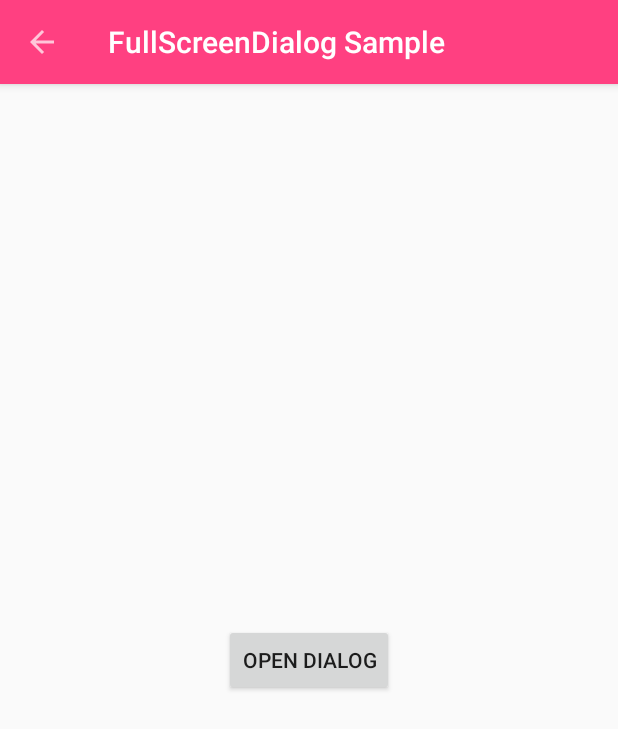
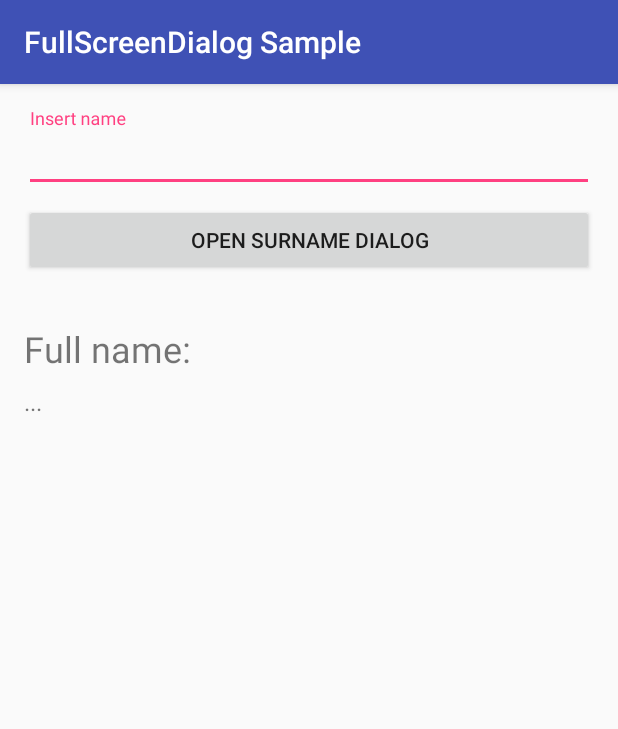
Before and after one commit to franmontiel/FullScreenDialog, an Android app: the screen it shows after launch (MainActivity), on a phone screen of 412 x 824 dp. Shown: the top 729 px of the screen. Run offline under Robolectric (Android 15) with nearby library versions, the phone set to English and light mode, and no system bars.

Commit message:
Now the FullScreenDialogFragments act as a wrapper of Fragment. Added interfaces for communication between FullScreenDialogFragment and its content Fragment. Added OnConfirmListener that is fired when the dialog is confirmed. Added sample application.

```diff
--- a/library/src/main/res/layout/full_screen_dialog.xml
+++ b/library/src/main/res/layout/full_screen_dialog.xml
@@ -10,10 +10,10 @@
         android:layout_width="match_parent"
         android:layout_height="?attr/actionBarSize" />
 
-    <ViewStub
-        android:id="@+id/contentStub"
+    <FrameLayout
+        android:id="@+id/content"
         android:layout_width="match_parent"
-        android:layout_height="wrap_content"
+        android:layout_height="match_parent"
         android:layout_below="@id/toolbar"
         android:inflatedId="@+id/content" />
 
--- a/sample/src/main/java/com/franmontiel/fullscreendialog/sample/MainActivity.java
+++ b/sample/src/main/java/com/franmontiel/fullscreendialog/sample/MainActivity.java
@@ -1,31 +1,57 @@
 package com.franmontiel.fullscreendialog.sample;
 
 import android.os.Bundle;
+import android.support.annotation.Nullable;
 import android.support.v7.app.AppCompatActivity;
 import android.view.View;
+import android.widget.Button;
+import android.widget.EditText;
+import android.widget.TextView;
 
 import com.franmontiel.fullscreendialog.FullScreenDialogFragment;
 
-public class MainActivity extends AppCompatActivity {
+public class MainActivity extends AppCompatActivity implements FullScreenDialogFragment.OnConfirmListener {
+
+    private TextView fullName;
 
     @Override
     protected void onCreate(Bundle savedInstanceState) {
         super.onCreate(savedInstanceState);
         setContentView(R.layout.activity_main);
 
-        findViewById(R.id.openDialog).setOnClickListener(new View.OnClickListener() {
+        fullName = (TextView) findViewById(R.id.fullName);
+        final EditText name = (EditText) findViewById(R.id.nameField);
+        Button openDialog = (Button) findViewById(R.id.openDialog);
+
+        final String dialogTag = "dialog";
+        if (savedInstanceState != null) {
+            FullScreenDialogFragment dialogFragment =
+                    (FullScreenDialogFragment) getSupportFragmentManager().findFragmentByTag(dialogTag);
+            if (dialogFragment != null)
+                dialogFragment.setOnConfirmListener(this);
+        }
+
+        openDialog.setOnClickListener(new View.OnClickListener() {
             @Override
             public void onClick(View v) {
-                FullScreenDialogFragment build = new MyDialog.Builder(MainActivity.this)
-                        .title("Titulo")
-                        .positiveButton("Aceptar")
-                        .content(R.layout.my_dialog)
-                        .fullScreen(false).build();
-                build.show(getSupportFragmentManager(), "dialog");
+                final Bundle args = new Bundle();
+                args.putString(SurnameFragment.EXTRA_NAME, name.getText().toString());
+                name.setText("");
+
+                FullScreenDialogFragment dialogFragment = new FullScreenDialogFragment.Builder(MainActivity.this)
+                        .title(R.string.insert_surname)
+                        .positiveButton(R.string.dialog_positive_button, MainActivity.this)
+                        .content(SurnameFragment.class, args)
+                        .fullScreen(true)
+                        .build();
+
+                dialogFragment.show(getSupportFragmentManager(), dialogTag);
             }
         });
+    }
 
-        getSupportActionBar().setDisplayHomeAsUpEnabled(true);
-        getSupportActionBar().setHomeButtonEnabled(true);
+    @Override
+    public void onConfirm(@Nullable Bundle result) {
+        fullName.setText(result.getString(SurnameFragment.RESULT_FULL_NAME));
     }
 }
--- a/sample/src/main/res/layout/activity_main.xml
+++ b/sample/src/main/res/layout/activity_main.xml
@@ -1,20 +1,52 @@
 <?xml version="1.0" encoding="utf-8"?>
-<RelativeLayout xmlns:android="http://schemas.android.com/apk/res/android"
+<LinearLayout xmlns:android="http://schemas.android.com/apk/res/android"
+    xmlns:app="http://schemas.android.com/apk/res-auto"
     xmlns:tools="http://schemas.android.com/tools"
     android:id="@+id/activity_main"
     android:layout_width="match_parent"
     android:layout_height="match_parent"
+    android:orientation="vertical"
     android:paddingBottom="@dimen/activity_vertical_margin"
     android:paddingLeft="@dimen/activity_horizontal_margin"
     android:paddingRight="@dimen/activity_horizontal_margin"
     android:paddingTop="@dimen/activity_vertical_margin"
     tools:context="com.franmontiel.fullscreendialog.sample.MainActivity">
 
+    <android.support.design.widget.TextInputLayout
+        android:layout_width="match_parent"
+        android:layout_height="wrap_content"
+        app:hintAnimationEnabled="true">
+
+        <EditText
+            android:id="@+id/nameField"
+            android:layout_width="match_parent"
+            android:layout_height="wrap_content"
+            android:hint="@string/insert_name"
+            android:inputType="textPersonName" />
+
+    </android.support.design.widget.TextInputLayout>
+
     <Button
         android:id="@+id/openDialog"
-        android:layout_width="wrap_content"
+        android:layout_width="match_parent"
         android:layout_height="wrap_content"
-        android:layout_centerInParent="true"
-        android:text="Open dialog" />
+        android:layout_marginTop="8dp"
+        android:text="@string/open_dialog" />
 
-</RelativeLayout>
+    <TextView
+        android:layout_width="match_parent"
+        android:layout_height="wrap_content"
+        android:layout_marginTop="32dp"
+        android:text="@string/full_name"
+        android:textSize="24sp" />
+
+    <TextView
+        android:id="@+id/fullName"
+        android:layout_width="match_parent"
+        android:layout_height="wrap_content"
+        android:layout_marginTop="8dp"
+        android:freezesText="true"
+        android:text="..."
+        android:textSize="16sp" />
+
+</LinearLayout>
--- a/sample/src/main/res/values/strings.xml
+++ b/sample/src/main/res/values/strings.xml
@@ -1,3 +1,10 @@
 <resources>
     <string name="app_name">FullScreenDialog Sample</string>
+
+    <string name="insert_name">Insert name</string>
+    <string name="insert_surname">Insert surname</string>
+    <string name="open_dialog">Open surname dialog</string>
+    <string name="full_name">Full name:</string>
+    <string name="dialog_positive_button">Show name</string>
+    <string name="hi_name">Hi %s!</string>
 </resources>
--- a/sample/src/main/res/values/styles.xml
+++ b/sample/src/main/res/values/styles.xml
@@ -10,7 +10,7 @@
     </style>
 
     <style name="Toolbar" parent="Widget.AppCompat.Toolbar">
-        <item name="android:background">@color/colorAccent</item>
+        <item name="android:background">@color/colorPrimary</item>
         <item name="popupTheme">@style/ThemeOverlay.AppCompat.Light</item>
         <item name="android:theme">@style/ThemeOverlay.AppCompat.Dark</item>
     </style>
```
Also changed, not shown: library/src/main/java/com/franmontiel/fullscreendialog/DialogConfirmationButtonController.java (added, +14 -0 lines), library/src/main/java/com/franmontiel/fullscreendialog/FullScreenDialogFragment.java (+104 -140 lines), library/src/main/java/com/franmontiel/fullscreendialog/OnDialogActionListener.java (added, +24 -0 lines), library/src/main/res/anim/slide_in_bottom.xml (added, +11 -0 lines), library/src/main/res/anim/slide_out_bottom.xml (added, +12 -0 lines), sample/src/main/java/com/franmontiel/fullscreendialog/sample/MyDialog.java (deleted, +0 -19 lines), sample/src/main/java/com/franmontiel/fullscreendialog/sample/SurnameFragment.java (added, +83 -0 lines), sample/src/main/res/layout/surname_fragment.xml (renamed from sample/src/main/res/layout/my_dialog.xml, +13 -5 lines), sample/src/main/res/mipmap-hdpi/ic_launcher.png, sample/src/main/res/mipmap-mdpi/ic_launcher.png, sample/src/main/res/mipmap-xhdpi/ic_launcher.png, sample/src/main/res/mipmap-xxhdpi/ic_launcher.png, sample/src/main/res/mipmap-xxxhdpi/ic_launcher.png.
